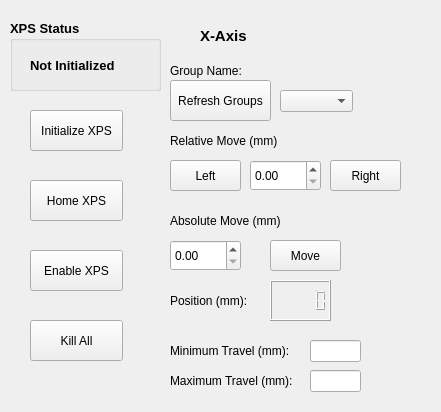
nfbeier/15tw-smartsystem, file devices/Target_Stage/XPSControlPanel_GUI.ui: the form before one commit.
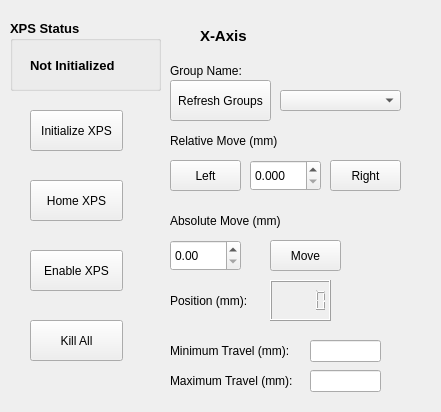
The form after the commit.

Commit message: Updated GUI elements in .ui file to allow um precision

```diff
--- a/devices/Target_Stage/XPSControlPanel_GUI.ui
+++ b/devices/Target_Stage/XPSControlPanel_GUI.ui
@@ -123,8 +123,8 @@
     <rect>
      <x>280</x>
      <y>90</y>
-     <width>73</width>
-     <height>22</height>
+     <width>121</width>
+     <height>21</height>
     </rect>
    </property>
   </widget>
@@ -176,6 +176,12 @@
      <height>31</height>
     </rect>
    </property>
+   <property name="decimals">
+    <number>3</number>
+   </property>
+   <property name="value">
+    <double>0.000000000000000</double>
+   </property>
   </widget>
   <widget class="QPushButton" name="X_LeftRelativeMoveButton">
    <property name="geometry">
@@ -267,7 +273,7 @@
     <rect>
      <x>310</x>
      <y>340</y>
-     <width>51</width>
+     <width>71</width>
      <height>22</height>
     </rect>
    </property>
@@ -290,7 +296,7 @@
     <rect>
      <x>310</x>
      <y>370</y>
-     <width>51</width>
+     <width>71</width>
      <height>22</height>
     </rect>
    </property>
```
Left out of the diff: 6 changed lines with no effect on the pictures. The commit also changes 2 other files.
